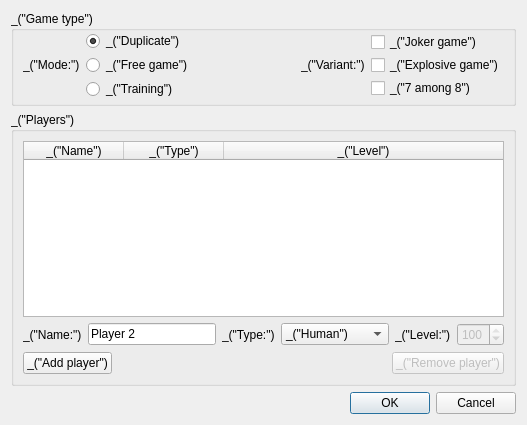
Qt form qt/ui/new_game.ui (cjlano/eliot) before a commit.
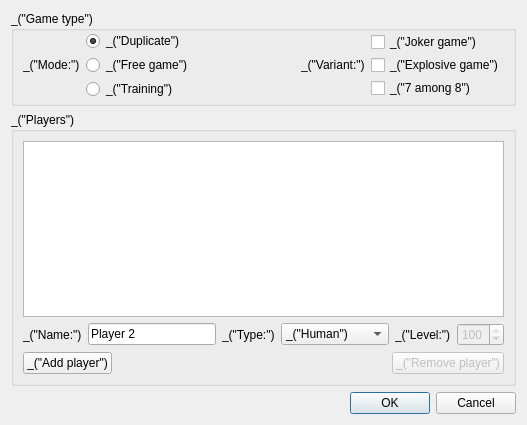
The same form after that commit.

```diff
--- a/qt/ui/new_game.ui
+++ b/qt/ui/new_game.ui
@@ -134,44 +134,7 @@
      </property>
      <layout class="QVBoxLayout">
       <item>
-       <widget class="QTableWidget" name="tablePlayers">
-        <property name="alternatingRowColors">
-         <bool>true</bool>
-        </property>
-        <property name="selectionBehavior">
-         <enum>QAbstractItemView::SelectRows</enum>
-        </property>
-        <property name="showGrid">
-         <bool>false</bool>
-        </property>
-        <property name="columnCount">
-         <number>3</number>
-        </property>
-        <attribute name="horizontalHeaderHighlightSections">
-         <bool>false</bool>
-        </attribute>
-        <attribute name="horizontalHeaderStretchLastSection">
-         <bool>true</bool>
-        </attribute>
-        <attribute name="verticalHeaderVisible">
-         <bool>false</bool>
-        </attribute>
-        <column>
-         <property name="text">
-          <string>_(&quot;Name&quot;)</string>
-         </property>
-        </column>
-        <column>
-         <property name="text">
-          <string>_(&quot;Type&quot;)</string>
-         </property>
-        </column>
-        <column>
-         <property name="text">
-          <string>_(&quot;Level&quot;)</string>
-         </property>
-        </column>
-       </widget>
+       <widget class="QTableWidget" name="tablePlayers"/>
       </item>
       <item>
        <layout class="QHBoxLayout">
```
